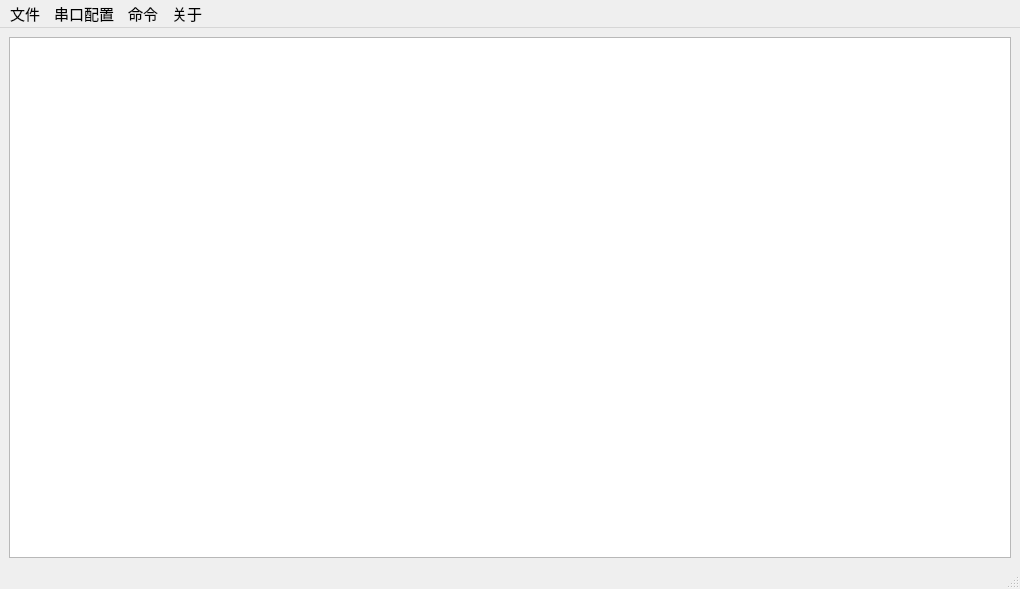
This is mainwindow.ui in BibinGee/Platform1_UI as Qt 5 draws it before an edit. The edited form follows.
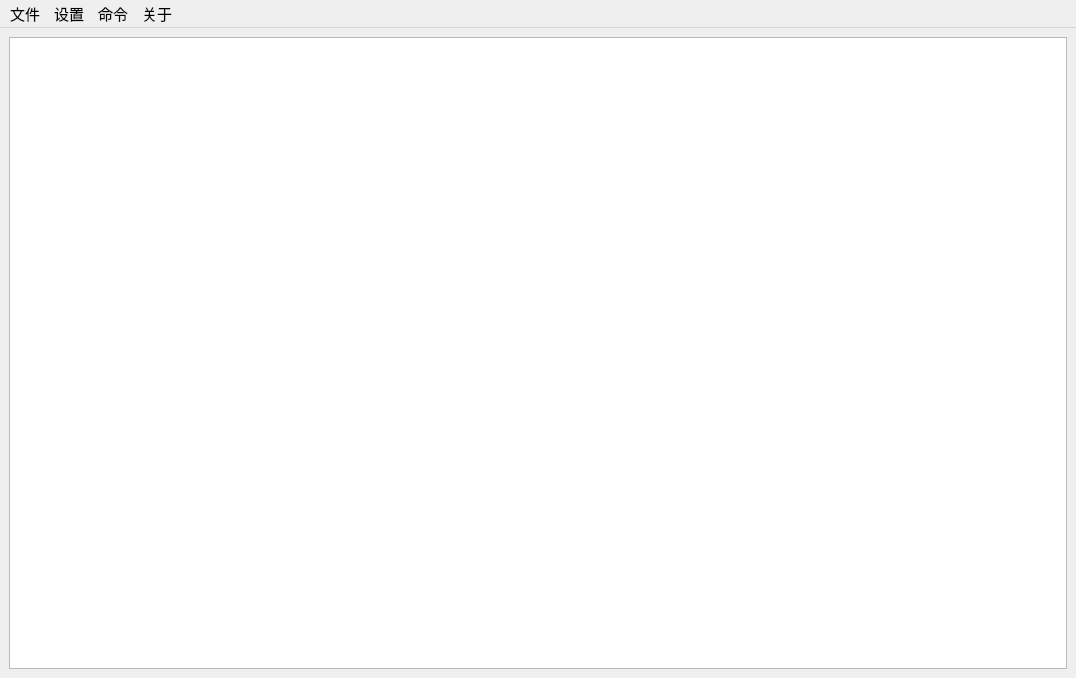
This is the edited form.

What changed in the file:
```diff
--- a/mainwindow.ui
+++ b/mainwindow.ui
@@ -6,8 +6,8 @@
    <rect>
     <x>0</x>
     <y>0</y>
-    <width>1020</width>
-    <height>589</height>
+    <width>1076</width>
+    <height>678</height>
    </rect>
   </property>
   <property name="mouseTracking">
@@ -38,6 +38,15 @@
    <layout class="QVBoxLayout" name="verticalLayout_2">
     <item>
      <layout class="QVBoxLayout" name="verticalLayout">
+      <property name="spacing">
+       <number>4</number>
+      </property>
+      <property name="leftMargin">
+       <number>0</number>
+      </property>
+      <property name="bottomMargin">
+       <number>0</number>
+      </property>
       <item>
        <widget class="QTextEdit" name="outputfield">
         <property name="font">
@@ -61,13 +70,12 @@
     </item>
    </layout>
   </widget>
-  <widget class="QStatusBar" name="statusbar"/>
   <widget class="QMenuBar" name="menuBar">
    <property name="geometry">
     <rect>
      <x>0</x>
      <y>0</y>
-     <width>1020</width>
+     <width>1076</width>
      <height>30</height>
     </rect>
    </property>
@@ -78,7 +86,7 @@
    </property>
    <widget class="QMenu" name="menuConfig">
     <property name="title">
-     <string>串口配置</string>
+     <string>设置</string>
     </property>
     <addaction name="actionSerial_port"/>
     <addaction name="separator"/>
@@ -87,6 +95,11 @@
     <addaction name="actionClose"/>
    </widget>
    <widget class="QMenu" name="menuCommand">
+    <property name="font">
+     <font>
+      <pointsize>10</pointsize>
+     </font>
+    </property>
     <property name="title">
      <string>命令</string>
     </property>
```
Left out of the diff: 160 changed lines with no effect on the pictures.
